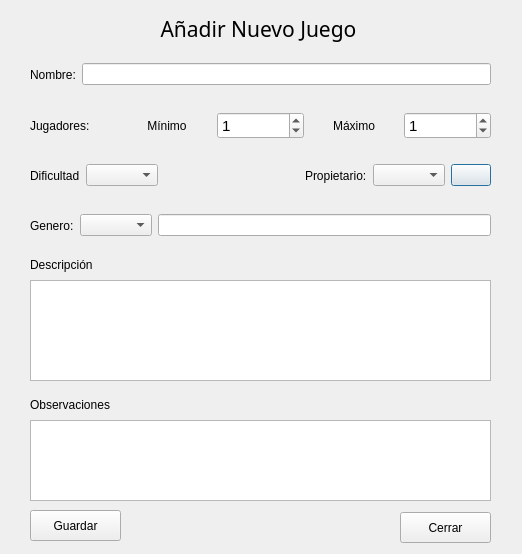
This is UiDialogAddJuego.ui in arlumno/DI-BibliotecaJuegos as Qt 5 draws it before an edit. The edited form follows.
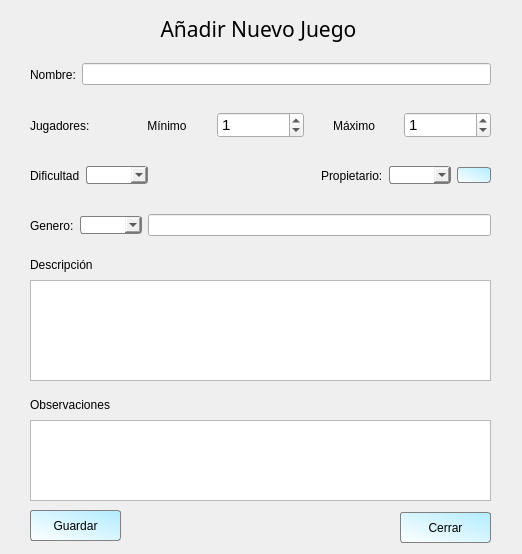
This is the edited form. Icons and pictures are not drawn.

What changed in the file:
```diff
--- a/UiDialogAddJuego.ui
+++ b/UiDialogAddJuego.ui
@@ -13,6 +13,20 @@
   <property name="windowTitle">
    <string>Dialog</string>
   </property>
+  <property name="styleSheet">
+   <string notr="true">QPushButton{
+	background-color: qlineargradient(spread:pad, x1:1, y1:0, x2:0, y2:1, stop:0 rgba(178, 236, 255, 255), stop:1 rgba(255, 255, 255, 255));
+    border-radius: 3px;
+	border: 1px solid gray;
+
+}
+QComboBox{
+	border: 1px solid gray;
+    border-radius: 3px;
+    min-width: 6em;
+}
+</string>
+  </property>
   <widget class="QLabel" name="label_17">
    <property name="geometry">
     <rect>
```
